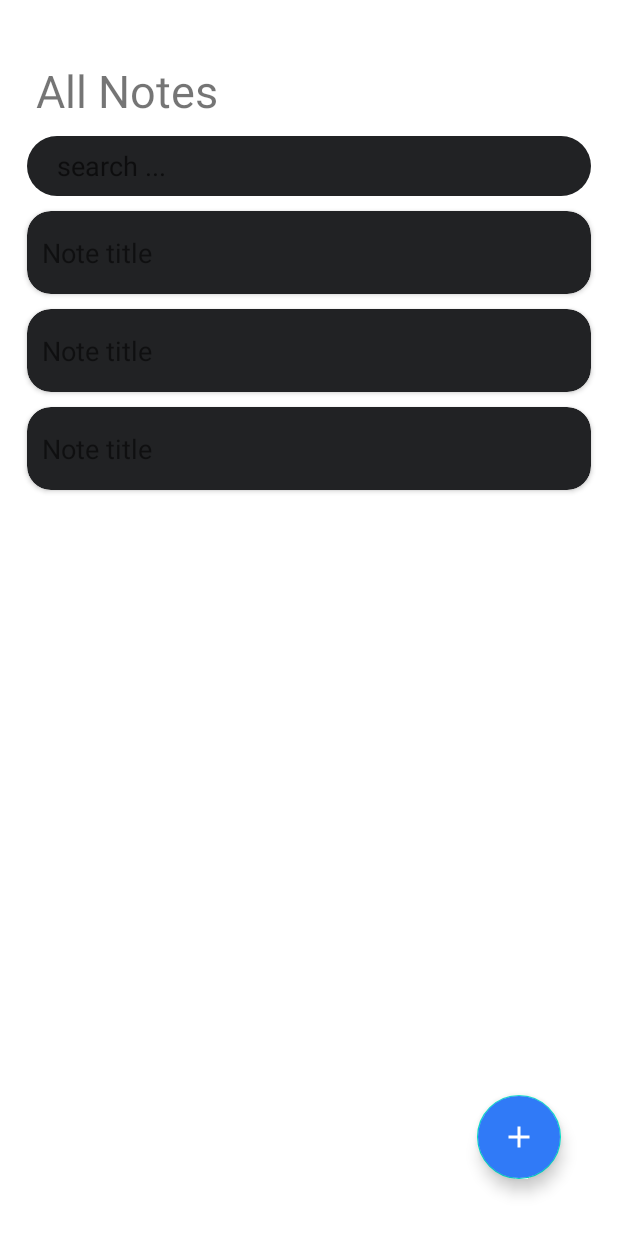
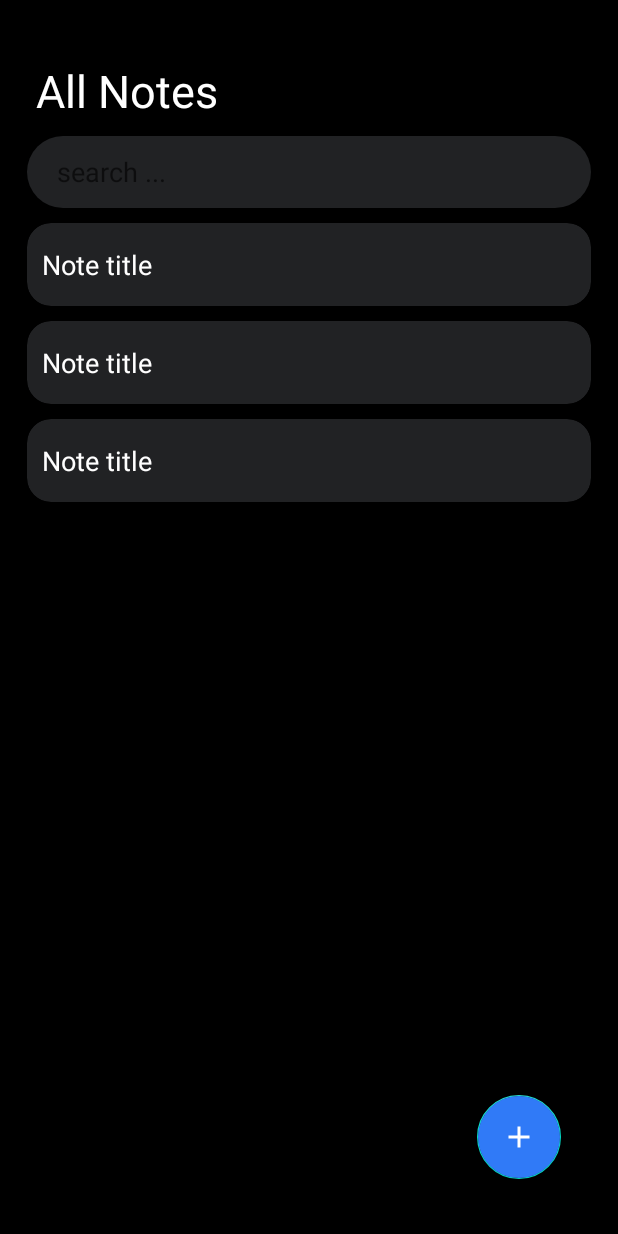
Before and after one commit to MathRoda/NoteMe, an Android app: the layout fragment_note_list.xml on its own in the app's theme, with its tools: preview values and no code run, on a phone screen of 412 x 824 dp. Run offline under Robolectric (Android 15) with nearby library versions, the light colour scheme and no system bars.

Commit message:
fix light theme colors

```diff
--- a/app/src/main/res/layout/fragment_note_list.xml
+++ b/app/src/main/res/layout/fragment_note_list.xml
@@ -4,6 +4,7 @@
     xmlns:tools="http://schemas.android.com/tools"
     android:layout_width="match_parent"
     android:layout_height="match_parent"
+    android:background="@color/custom_black"
     android:padding="8dp"
     tools:context=".presentation.main.NoteListFragment">
 
@@ -13,6 +14,7 @@
         android:layout_height="wrap_content"
         android:layout_marginStart="16dp"
         android:layout_marginTop="32dp"
+        android:textColor="@color/white"
         android:text="@string/all_notes"
         android:textSize="30sp"
         app:layout_constraintStart_toStartOf="parent"
@@ -21,7 +23,7 @@
     <EditText
         android:id="@+id/search_box"
         android:layout_width="0dp"
-        android:layout_height="40dp"
+        android:layout_height="48dp"
         android:layout_margin="10dp"
         android:layout_marginTop="32dp"
         android:background="@drawable/search_box_background"
@@ -30,6 +32,7 @@
         android:inputType="text"
         android:paddingStart="20dp"
         android:paddingEnd="20dp"
+        android:textColor="@color/white"
         app:layout_constraintEnd_toEndOf="parent"
         app:layout_constraintHorizontal_bias="0.5"
         app:layout_constraintStart_toStartOf="parent"
--- a/app/src/main/res/layout/note_item.xml
+++ b/app/src/main/res/layout/note_item.xml
@@ -16,6 +16,7 @@
         android:layout_width="match_parent"
         android:layout_height="wrap_content"
         android:text="@string/note_title"
+        android:textColor="@color/white"
         android:maxLines="1"
         android:paddingStart="10dp"
         android:paddingEnd="10dp"
```
